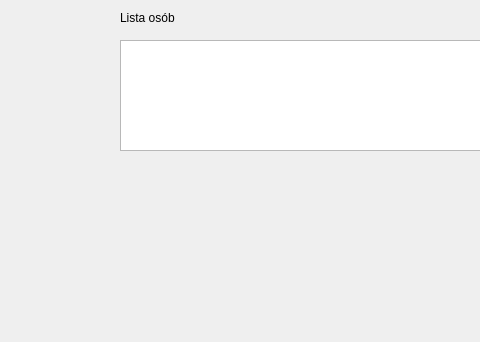
frawojej/GenealogyApp, file GenealogyApp/mainwindow.ui: the form before one commit; both pictures show x 0 to 480 and y 0 to 342 of the 800 by 600 pixel window.
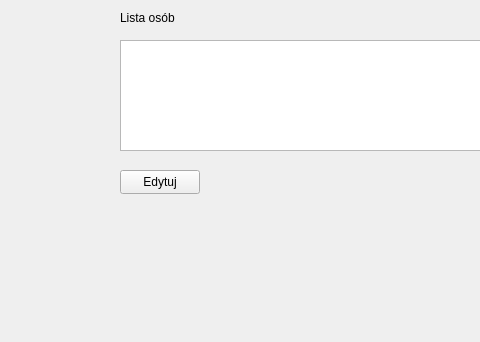
The form after the commit.

Commit message: feat: edit person from the list

The edit to the form file:
```diff
--- a/GenealogyApp/mainwindow.ui
+++ b/GenealogyApp/mainwindow.ui
@@ -76,6 +76,19 @@
      <string>Lista osób</string>
     </property>
    </widget>
+   <widget class="QPushButton" name="editPersonButton">
+    <property name="geometry">
+     <rect>
+      <x>120</x>
+      <y>170</y>
+      <width>80</width>
+      <height>24</height>
+     </rect>
+    </property>
+    <property name="text">
+     <string>Edytuj</string>
+    </property>
+   </widget>
   </widget>
   <widget class="QMenuBar" name="menubar">
    <property name="geometry">
```
The commit also changes 3 other files.
